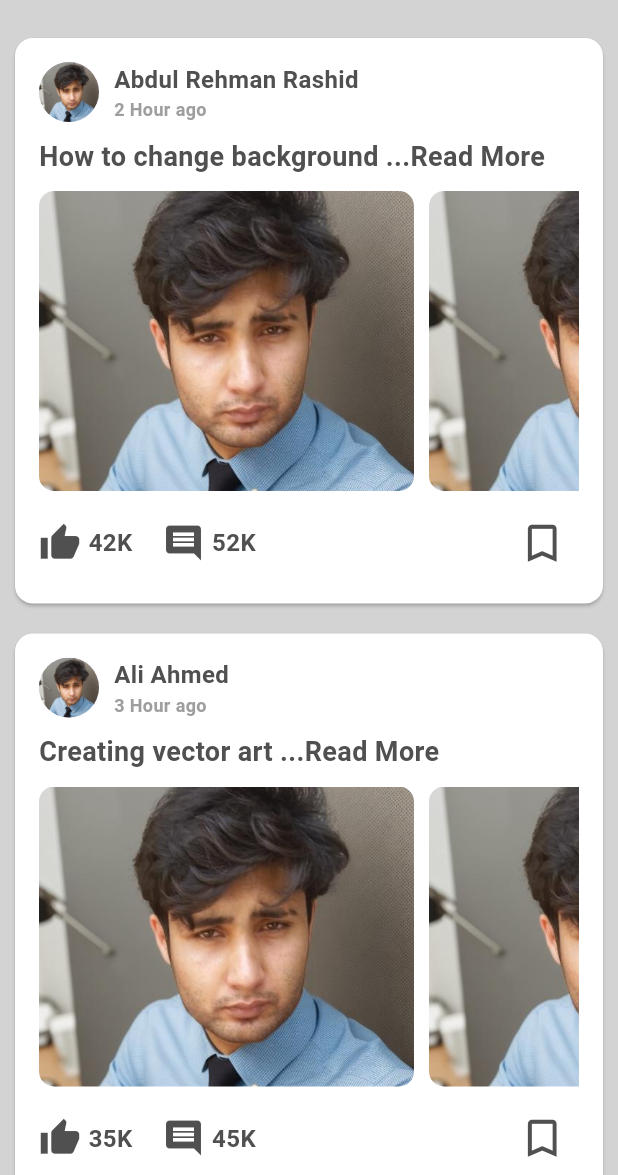
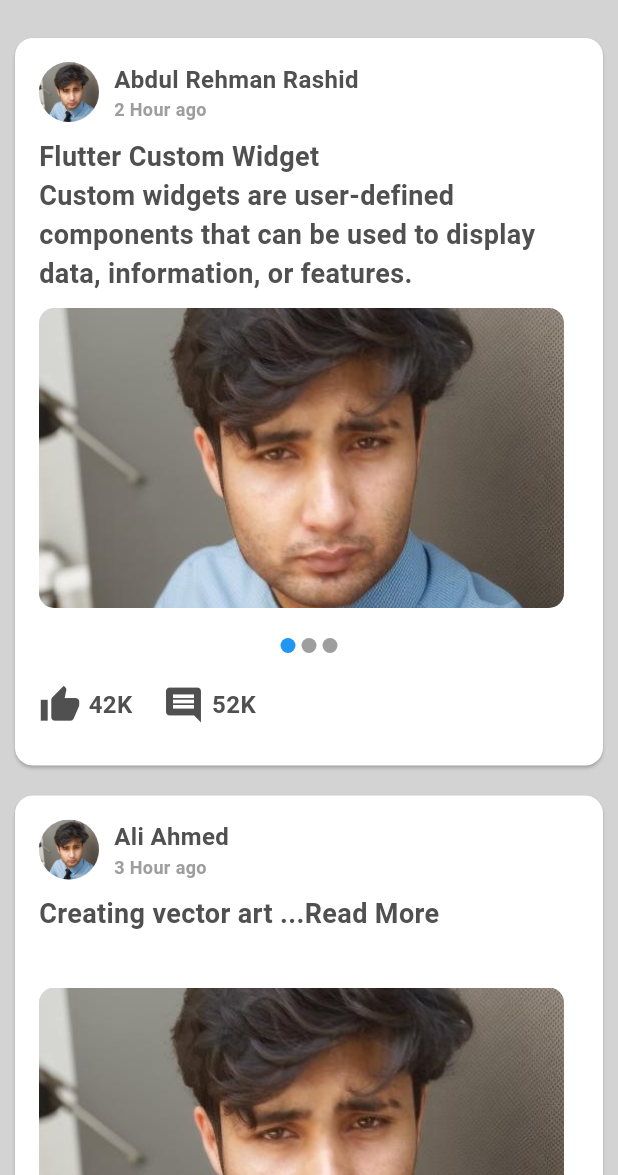
Before and after one commit to waqas1343/Qabil.jobs, a Flutter app: the ExploreScreen screen opened directly, on a phone screen of 412 x 824 dp, the part 61-1236 px from its top. Run offline on Flutter 3.47's test engine with Material 3 defaults, Android fonts, the phone set to English and light mode, and no system bars; our stand-ins replace another_flushbar, carousel_slider, image_picker, pinput; Roboto replaces fonts that are missing (KumbhSans-VariableFont_YOPQ,wght.ttf).

Commit message:
tab Screen

```diff
--- a/lib/View/screens/exploreScreen/post_card/post_card.dart
+++ b/lib/View/screens/exploreScreen/post_card/post_card.dart
@@ -2,6 +2,8 @@ import 'package:flutter/material.dart';
 import 'package:provider/provider.dart';
 import 'package:qabil_app/constant/app_colours/appcolors.dart';
 import 'package:qabil_app/view_model/controller/save_card_controller/saveCard.dart';
+import '../../../../view_model/controller/Curser_tab/curser_post_slider.dart';
+import '../tab_card/tab_card.dart';
 
 class PostCard extends StatelessWidget {
   final Map<String, String> post;
@@ -23,21 +25,33 @@ class PostCard extends StatelessWidget {
 
   @override
   Widget build(BuildContext context) {
+    final provider = Provider.of<CurserPostSlider>(context);
     final savedPostsProvider = Provider.of<SavedCardProvider>(context);
-    bool isSaved = savedPostsProvider.isSaved(post);
+
     return Card(
       color: AppColors.appBackground,
       margin: const EdgeInsets.all(10),
       child: Padding(
         padding: const EdgeInsets.all(16.0),
+        child: InkWell(
+          onTap: () {
+            Navigator.of(context).push(
+              MaterialPageRoute(
+                builder: (context) => PostDetailScreen(
+                  post: post,
+                  images: images,
+                  onSave: onSave,
+                ),
+              ),
+            );
+          },
           child: Column(
             crossAxisAlignment: CrossAxisAlignment.start,
             children: [
-            // Profile Row
               Row(
                 children: [
                   CircleAvatar(
-                  backgroundImage: AssetImage(post['image']!),
+                    backgroundImage: AssetImage(post['image'] ?? 'assets/images/default.png'),
                     radius: 20,
                   ),
                   const SizedBox(width: 10),
@@ -45,14 +59,14 @@ class PostCard extends StatelessWidget {
                     crossAxisAlignment: CrossAxisAlignment.start,
                     children: [
                       Text(
-                      post['name']!,
+                        post['name'] ?? 'Unknown User',
                         style: const TextStyle(
                           fontWeight: FontWeight.bold,
                           fontSize: 16,
                         ),
                       ),
                       Text(
-                      post['time']!,
+                        post['time'] ?? '',
                         style: const TextStyle(
                           color: Colors.grey,
                           fontSize: 12,
@@ -62,25 +76,32 @@ class PostCard extends StatelessWidget {
                   ),
                 ],
               ),
-
               const SizedBox(height: 10),
-
-            // Title
               Text(
-              post['title']!,
+                post['title'] ?? '',
                 style: const TextStyle(
                   fontWeight: FontWeight.bold,
                   fontSize: 18,
                 ),
               ),
-
+              Text(
+                post['title2'] ?? '',
+                style: const TextStyle(
+                  fontWeight: FontWeight.bold,
+                  fontSize: 18,
+                ),
+              ),
               const SizedBox(height: 10),
 
+              // Image Slider with PageView
               SizedBox(
                 height: 200,
-              child: ListView.builder(
-                scrollDirection: Axis.horizontal,
+                child: PageView.builder(
+                  controller: PageController(),
                   itemCount: images.length,
+                  onPageChanged: (index) {
+                    provider.updateCurserValue(index);
+                  },
                   itemBuilder: (context, index) {
                     return Padding(
                       padding: const EdgeInsets.only(right: 10),
@@ -88,7 +109,7 @@ class PostCard extends StatelessWidget {
                         borderRadius: BorderRadius.circular(10),
                         child: Image.asset(
                           images[index],
-                        width: 250,
+                          width: 450,
                           height: 200,
                           fit: BoxFit.cover,
                         ),
@@ -100,27 +121,48 @@ class PostCard extends StatelessWidget {
 
               const SizedBox(height: 10),
 
-            // Like, Comment, Save Row
+              // Dot Indicators
+              Row(
+                mainAxisAlignment: MainAxisAlignment.center,
+                children: images.asMap().entries.map((entry) {
+                  return Container(
+                    width: 10.0,
+                    height: 10.0,
+                    margin: const EdgeInsets.symmetric(
+                      vertical: 10.0,
+                      horizontal: 2.0,
+                    ),
+                    decoration: BoxDecoration(
+                      shape: BoxShape.circle,
+                      color: provider.curserValue2 == entry.key
+                          ? Colors.blue
+                          : Colors.grey,
+                    ),
+                  );
+                }).toList(),
+              ),
+
+              // Like, Comment, Save Buttons
               Row(
                 children: [
                   const Icon(Icons.thumb_up, size: 28, color: AppColors.textColorGrey),
                   const SizedBox(width: 5),
                   Text(
-                  post['likes']!,
-                  style: const TextStyle(color: AppColors.textColorGrey,fontSize: 16),
+                    post['likes'] ?? '0',
+                    style: const TextStyle(color: AppColors.textColorGrey, fontSize: 16),
                   ),
                   const SizedBox(width: 20),
                   const Icon(Icons.comment, size: 28, color: AppColors.textColorGrey),
                   const SizedBox(width: 5),
                   Text(
-                  post['comments']!,
-                  style: const TextStyle(color: AppColors.textColorGrey,fontSize: 16),
+                    post['comments'] ?? '0',
+                    style: const TextStyle(color: AppColors.textColorGrey, fontSize: 16),
                   ),
                   const Spacer(),
                   IconButton(
                     icon: Icon(
                       isSaved ? Icons.bookmark : Icons.bookmark_border,
-                    color: isSaved ? Colors.blue : AppColors.textColorGrey,
+                      color: isSaved ? AppColors.textColor : AppColors.appBackground,
                       size: 33,
                     ),
                     onPressed: () {
@@ -132,6 +174,7 @@ class PostCard extends StatelessWidget {
             ],
           ),
         ),
+      ),
     );
   }
 }
--- a/lib/main.dart
+++ b/lib/main.dart
@@ -43,11 +43,10 @@ class MyApp extends StatelessWidget {
       providers: multiAppProviders,
       child: MaterialApp(
         debugShowCheckedModeBanner: false,
-        initialRoute: RouteNames.profileStudent,
+        initialRoute: RouteNames.splashscreen,
         routes: RouteScreens.getScreens(),
         theme: AppTheme.theme,
-
-        home: ExploreScreen(),
+        home: SplashScreen(),
 
 
       ),
--- /dev/null
+++ b/lib/view_model/controller/Curser_tab/curser_post_slider.dart
@@ -0,0 +1,17 @@
+import 'package:flutter/material.dart';
+
+class CurserPostSlider extends ChangeNotifier {
+  int curserValue = 0;
+  int curserValue2 = 0;
+
+  void setCurserValue(int value) {
+    curserValue = value;
+    notifyListeners();
+  }
+
+  void updateCurserValue(int newIndex) {
+    curserValue2 = newIndex;
+    notifyListeners();
+  }
+
+}
--- a/lib/view_model/controller/post_card_screen/explore_cards_controller.dart
+++ b/lib/view_model/controller/post_card_screen/explore_cards_controller.dart
@@ -5,7 +5,10 @@ class PostProvider with ChangeNotifier {
     {
       'name': 'Abdul Rehman Rashid',
       'time': '2 Hour ago',
-      'title': 'How to change background ...Read More',
+      'title': 'Flutter Custom Widget',
+
+      'title2': 'Custom widgets are user-defined components that can be used to display data, information, or features.',
+
       'likes': '42K',
       'comments': '52K',
       'image': 'assets/images/profileimage.png',
--- a/lib/view_model/providers/multi_providers.dart
+++ b/lib/view_model/providers/multi_providers.dart
@@ -4,6 +4,7 @@ import 'package:qabil_app/view_model/controller/save_card_controller/saveCard.da
 import 'package:qabil_app/view_model/providers/corse_select_provider.dart';
 import 'package:qabil_app/view_model/providers/select%20gender.dart';
 
+import '../controller/Curser_tab/curser_post_slider.dart';
 import '../controller/bottom_navbar_controller/bottom_navbar_controller.dart';
 import '../controller/course_select_controller/course_select_scontroller.dart';
 import '../controller/icon_selecting/icon_selecting.dart';
@@ -43,4 +44,7 @@ final List<ChangeNotifierProvider> multiAppProviders = [
       create: (_) => SplashScreenController()),
   ///////////////////////////
   ChangeNotifierProvider<SavedCardProvider>(create: (_) => SavedCardProvider()),
+
+  ///////////////////////////
+  ChangeNotifierProvider<CurserPostSlider>(create: (_) => CurserPostSlider()),
 ];
--- a/pubspec.yaml
+++ b/pubspec.yaml
@@ -42,6 +42,7 @@ dependencies:
 
   image_picker: ^1.1.2
   readmore: ^3.0.0
+  carousel_slider: ^5.0.0
 
 
 dev_dependencies:
```
Also changed, not shown: lib/View/screens/exploreScreen/tab_card/tab_card.dart (added, +153 -0 lines), lib/constant/app_button/app_button.dart (+1 -18 lines), pubspec.lock. Lines whose indentation alone changed are shown as unchanged.
